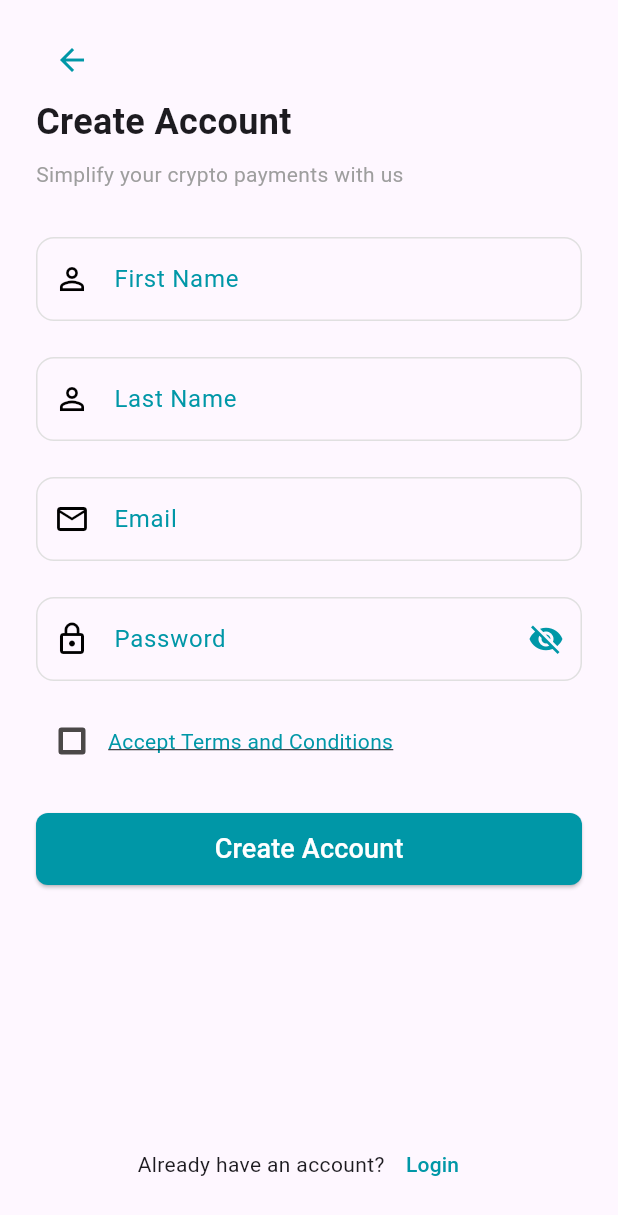
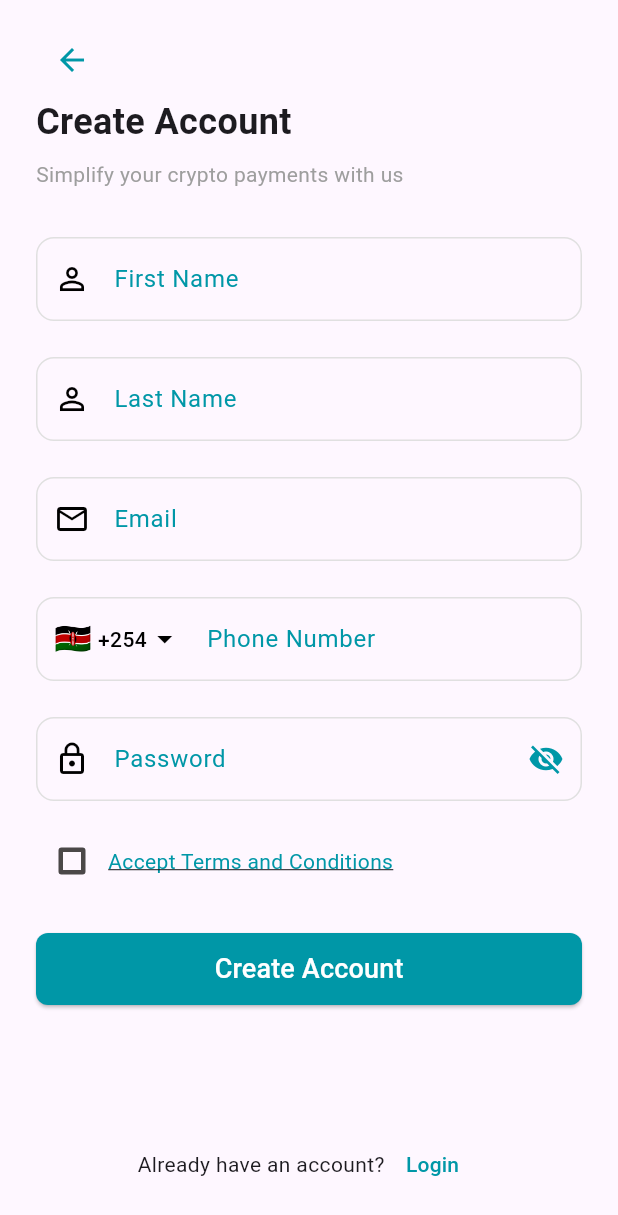
Before and after one commit to Calvin6375/client_app, a Flutter app: the RegisterPage screen opened by its route, on a phone screen of 412 x 824 dp. Shown: the top 1215 px of the screen. Run offline on Flutter 3.47's test engine with Material 3 defaults, Android fonts, the light colour scheme and no system bars; our stand-ins replace cloud_firestore, cloud_functions, confetti, firebase_auth, firebase_core, firebase_database and 2 more; accounts and stored records are empty.

Commit message:
updates_5

```diff
--- a/lib/features/auth/screens/register_page.dart
+++ b/lib/features/auth/screens/register_page.dart
@@ -4,6 +4,7 @@ import 'package:pretium/services/auth_service.dart';
 import 'package:pretium/repositories/user_repository.dart';
 import 'package:pretium/utils/logger.dart';
 import '../widgets/custom_text_field.dart';
+import '../widgets/phone_number_field.dart';
 import '../widgets/register_header.dart';
 import '../widgets/terms_checkbox.dart';
 import 'package:pretium/features/home/screens/landing_page.dart';
@@ -43,13 +44,20 @@ class _RegisterPageState extends State<RegisterPage> {
   final TextEditingController _lastNameController = TextEditingController();
   final TextEditingController _emailController = TextEditingController();
   final TextEditingController _passwordController = TextEditingController();
+  final TextEditingController _phoneController = TextEditingController();
+  final GlobalKey<FormState> _formKey = GlobalKey<FormState>();
   bool _termsAccepted = false;
   bool _isSubmitting = false;
+  String _selectedCountryCode = '254'; // Default to Kenya
 
   final AuthService _authService = AuthService();
   final UserRepository _userRepository = UserRepository();
 
   Future<void> _register() async {
+    if (!_formKey.currentState!.validate()) {
+      return;
+    }
+
     if (!_termsAccepted) {
       ScaffoldMessenger.of(context).showSnackBar(
         const SnackBar(
@@ -64,12 +72,16 @@ class _RegisterPageState extends State<RegisterPage> {
     final email = _emailController.text.trim();
     final password = _passwordController.text;
 
+    // Get formatted phone number (country code + number, e.g., '254742844875')
+    final phoneDigits = _phoneController.text.trim().replaceAll(RegExp(r'[^\d]'), '');
+    final phoneNumber = phoneDigits.isNotEmpty ? '$_selectedCountryCode$phoneDigits' : '';
+
     if (firstName.isEmpty ||
         lastName.isEmpty ||
         email.isEmpty ||
         password.isEmpty) {
       ScaffoldMessenger.of(context).showSnackBar(
-        const SnackBar(content: Text('Please fill in all fields.')),
+        const SnackBar(content: Text('Please fill in all required fields.')),
       );
       return;
     }
@@ -89,6 +101,7 @@ class _RegisterPageState extends State<RegisterPage> {
         firstName: firstName,
         lastName: lastName,
         email: email,
+        phoneNumber: phoneNumber.isNotEmpty ? phoneNumber : null,
       );
 
       // 3) Navigate to landing page on success
@@ -118,20 +131,31 @@ class _RegisterPageState extends State<RegisterPage> {
   }
 
   @override
+  void dispose() {
+    _firstNameController.dispose();
+    _lastNameController.dispose();
+    _emailController.dispose();
+    _passwordController.dispose();
+    _phoneController.dispose();
+    super.dispose();
+  }
+
+  @override
   Widget build(BuildContext context) {
     return Scaffold(
       body: SafeArea(
+        child: Padding(
+          padding: const EdgeInsets.symmetric(horizontal: 24.0),
           child: SingleChildScrollView(
-          padding: const EdgeInsets.symmetric(horizontal: 24.0),
             child: SizedBox(
               // Set minimum height to screen height minus safe area
-            height:
-                MediaQuery.of(context).size.height -
+              height: MediaQuery.of(context).size.height -
                   MediaQuery.of(context).padding.top -
                   MediaQuery.of(context).padding.bottom,
+              child: Form(
+                key: _formKey,
                 child: Column(
-              crossAxisAlignment:
-                  CrossAxisAlignment.start, // Align children to the left
+                  crossAxisAlignment: CrossAxisAlignment.start,
                   children: [
                   const SizedBox(height: 16),
 
@@ -179,6 +203,29 @@ class _RegisterPageState extends State<RegisterPage> {
                     keyboardType: TextInputType.emailAddress,
                     primaryColor: Theme.of(context).colorScheme.primary,
                     labelColor: Theme.of(context).colorScheme.primary,
+                  ),
+                  const SizedBox(height: 24),
+
+                  // Phone Number field with country code selector
+                  PhoneNumberField(
+                    phoneController: _phoneController,
+                    primaryColor: Theme.of(context).colorScheme.primary,
+                    labelColor: Theme.of(context).colorScheme.primary,
+                    initialCountryCode: _selectedCountryCode,
+                    onCountryCodeChanged: (countryCode) {
+                      setState(() {
+                        _selectedCountryCode = countryCode;
+                      });
+                    },
+                    validator: (value) {
+                      if (value == null || value.trim().isEmpty) {
+                        return 'Please enter your phone number';
+                      }
+                      if (value.trim().length < 7) {
+                        return 'Please enter a valid phone number';
+                      }
+                      return null;
+                    },
                   ),
                   const SizedBox(height: 24),
 
@@ -249,6 +296,8 @@ class _RegisterPageState extends State<RegisterPage> {
               ),
             ),
           ),
+        ),
+      ),
     );
   }
 }
--- /dev/null
+++ b/lib/features/auth/widgets/phone_number_field.dart
@@ -0,0 +1,206 @@
+import 'package:flutter/material.dart';
+import 'package:flutter/services.dart';
+
+/// Country code data model
+class CountryCode {
+  final String name;
+  final String code;
+  final String dialCode;
+  final String flag;
+
+  CountryCode({
+    required this.name,
+    required this.code,
+    required this.dialCode,
+    required this.flag,
+  });
+}
+
+/// Phone number field with country code selector
+class PhoneNumberField extends StatefulWidget {
+  final TextEditingController phoneController;
+  final String? Function(String?)? validator;
+  final Color primaryColor;
+  final Color? labelColor;
+  final String? initialCountryCode;
+  final ValueChanged<String>? onCountryCodeChanged;
+
+  const PhoneNumberField({
+    super.key,
+    required this.phoneController,
+    required this.primaryColor,
+    this.validator,
+    this.labelColor,
+    this.initialCountryCode,
+    this.onCountryCodeChanged,
+  });
+
+  @override
+  State<PhoneNumberField> createState() => _PhoneNumberFieldState();
+}
+
+class _PhoneNumberFieldState extends State<PhoneNumberField> {
+  CountryCode _selectedCountry = _countryCodes.first;
+
+  /// Get formatted phone number: country code + number (e.g., '254742844875')
+  String? getFormattedPhoneNumber() {
+    final phoneNumber = widget.phoneController.text.trim();
+    if (phoneNumber.isEmpty) return null;
+    // Remove any non-digit characters
+    final digitsOnly = phoneNumber.replaceAll(RegExp(r'[^\d]'), '');
+    if (digitsOnly.isEmpty) return null;
+    // Combine country code and phone number
+    return '${_selectedCountry.dialCode}$digitsOnly';
+  }
+
+  // Common country codes (you can expand this list)
+  static final List<CountryCode> _countryCodes = [
+    CountryCode(name: 'Kenya', code: 'KE', dialCode: '254', flag: '🇰🇪'),
+    CountryCode(name: 'Uganda', code: 'UG', dialCode: '256', flag: '🇺🇬'),
+    CountryCode(name: 'Tanzania', code: 'TZ', dialCode: '255', flag: '🇹🇿'),
+    CountryCode(name: 'Rwanda', code: 'RW', dialCode: '250', flag: '🇷🇼'),
+    CountryCode(name: 'Ghana', code: 'GH', dialCode: '233', flag: '🇬🇭'),
+    CountryCode(name: 'Nigeria', code: 'NG', dialCode: '234', flag: '🇳🇬'),
+    CountryCode(name: 'South Africa', code: 'ZA', dialCode: '27', flag: '🇿🇦'),
+    CountryCode(name: 'United States', code: 'US', dialCode: '1', flag: '🇺🇸'),
+    CountryCode(name: 'United Kingdom', code: 'GB', dialCode: '44', flag: '🇬🇧'),
+    CountryCode(name: 'India', code: 'IN', dialCode: '91', flag: '🇮🇳'),
+  ];
+
+  @override
+  void initState() {
+    super.initState();
+    if (widget.initialCountryCode != null) {
+      final country = _countryCodes.firstWhere(
+        (c) => c.dialCode == widget.initialCountryCode,
+        orElse: () => _countryCodes.first,
+      );
+      _selectedCountry = country;
+    }
+    // Notify parent of initial country code
+    WidgetsBinding.instance.addPostFrameCallback((_) {
+      widget.onCountryCodeChanged?.call(_selectedCountry.dialCode);
+    });
+  }
+
+  void _showCountryCodePicker() {
+    showModalBottomSheet(
+      context: context,
+      shape: const RoundedRectangleBorder(
+        borderRadius: BorderRadius.vertical(top: Radius.circular(20)),
+      ),
+      builder: (context) {
+        return Container(
+          padding: const EdgeInsets.all(16),
+          child: Column(
+            mainAxisSize: MainAxisSize.min,
+            children: [
+              Container(
+                width: 40,
+                height: 4,
+                margin: const EdgeInsets.only(bottom: 16),
+                decoration: BoxDecoration(
+                  color: Colors.grey[300],
+                  borderRadius: BorderRadius.circular(2),
+                ),
+              ),
+              const Text(
+                'Select Country',
+                style: TextStyle(fontSize: 18, fontWeight: FontWeight.bold),
+              ),
+              const SizedBox(height: 16),
+              Expanded(
+                child: ListView.builder(
+                  shrinkWrap: true,
+                  itemCount: _countryCodes.length,
+                  itemBuilder: (context, index) {
+                    final country = _countryCodes[index];
+                    final isSelected = country.dialCode == _selectedCountry.dialCode;
+                    return ListTile(
+                      leading: Text(country.flag, style: const TextStyle(fontSize: 24)),
+                      title: Text(country.name),
+                      trailing: Text(
+                        '+${country.dialCode}',
+                        style: TextStyle(
+                          fontWeight: isSelected ? FontWeight.bold : FontWeight.normal,
+                          color: isSelected ? widget.primaryColor : Colors.black,
+                        ),
+                      ),
+                      selected: isSelected,
+                      onTap: () {
+                        setState(() {
+                          _selectedCountry = country;
+                        });
+                        widget.onCountryCodeChanged?.call(country.dialCode);
+                        Navigator.pop(context);
+                      },
+                    );
+                  },
+                ),
+              ),
+            ],
+          ),
+        );
+      },
+    );
+  }
+
+  @override
+  Widget build(BuildContext context) {
+    return TextFormField(
+      controller: widget.phoneController,
+      keyboardType: TextInputType.phone,
+      inputFormatters: [
+        FilteringTextInputFormatter.digitsOnly,
+      ],
+      cursorColor: widget.primaryColor,
+      validator: widget.validator,
+      decoration: InputDecoration(
+        prefixIcon: GestureDetector(
+          onTap: _showCountryCodePicker,
+          child: Container(
+            padding: const EdgeInsets.symmetric(horizontal: 12),
+            child: Row(
+              mainAxisSize: MainAxisSize.min,
+              children: [
+                Text(
+                  _selectedCountry.flag,
+                  style: const TextStyle(fontSize: 20),
+                ),
+                const SizedBox(width: 4),
+                Text(
+                  '+${_selectedCountry.dialCode}',
+                  style: TextStyle(
+                    color: Colors.black,
+                    fontWeight: FontWeight.w500,
+                  ),
+                ),
+                const Icon(Icons.arrow_drop_down, color: Colors.black),
+              ],
+            ),
+          ),
+        ),
+        labelText: 'Phone Number',
+        hintText: 'Enter your phone number',
+        hintStyle: TextStyle(color: Colors.grey.shade400),
+        labelStyle: TextStyle(
+          color: widget.labelColor ?? widget.primaryColor,
+        ),
+        floatingLabelStyle: TextStyle(
+          color: widget.labelColor ?? widget.primaryColor,
+        ),
+        border: const OutlineInputBorder(
+          borderRadius: BorderRadius.all(Radius.circular(12)),
+        ),
+        focusedBorder: OutlineInputBorder(
+          borderSide: BorderSide(color: widget.primaryColor, width: 2),
+          borderRadius: const BorderRadius.all(Radius.circular(12)),
+        ),
+        enabledBorder: OutlineInputBorder(
+          borderSide: BorderSide(color: Colors.grey.shade300),
+          borderRadius: const BorderRadius.all(Radius.circular(12)),
+        ),
+      ),
+    );
+  }
+}
--- a/lib/models/user_model.dart
+++ b/lib/models/user_model.dart
@@ -6,6 +6,7 @@ class UserModel {
   final String firstName;
   final String lastName;
   final String email;
+  final String? phoneNumber;
   final DateTime? createdAt;
   final DateTime? updatedAt;
 
@@ -14,6 +15,7 @@ class UserModel {
     required this.firstName,
     required this.lastName,
     required this.email,
+    this.phoneNumber,
     this.createdAt,
     this.updatedAt,
   });
@@ -26,6 +28,7 @@ class UserModel {
       firstName: data['firstName'] ?? '',
       lastName: data['lastName'] ?? '',
       email: data['email'] ?? '',
+      phoneNumber: data['phoneNumber'] as String?,
       createdAt: (data['createdAt'] as Timestamp?)?.toDate(),
       updatedAt: (data['updatedAt'] as Timestamp?)?.toDate(),
     );
@@ -38,6 +41,7 @@ class UserModel {
       firstName: json['firstName'] ?? '',
       lastName: json['lastName'] ?? '',
       email: json['email'] ?? '',
+      phoneNumber: json['phoneNumber'] as String?,
       createdAt: json['createdAt'] != null
           ? (json['createdAt'] is Timestamp
               ? (json['createdAt'] as Timestamp).toDate()
@@ -57,6 +61,7 @@ class UserModel {
       'firstName': firstName,
       'lastName': lastName,
       'email': email,
+      if (phoneNumber != null) 'phoneNumber': phoneNumber,
       if (createdAt != null) 'createdAt': Timestamp.fromDate(createdAt!),
       'updatedAt': FieldValue.serverTimestamp(),
     };
@@ -68,6 +73,7 @@ class UserModel {
     String? firstName,
     String? lastName,
     String? email,
+    String? phoneNumber,
     DateTime? createdAt,
     DateTime? updatedAt,
   }) {
@@ -76,6 +82,7 @@ class UserModel {
       firstName: firstName ?? this.firstName,
       lastName: lastName ?? this.lastName,
       email: email ?? this.email,
+      phoneNumber: phoneNumber ?? this.phoneNumber,
       createdAt: createdAt ?? this.createdAt,
       updatedAt: updatedAt ?? this.updatedAt,
     );
```
Also changed, not shown: lib/repositories/user_repository.dart (+14 -2 lines), 1 other file. Lines whose indentation alone changed are shown as unchanged.
